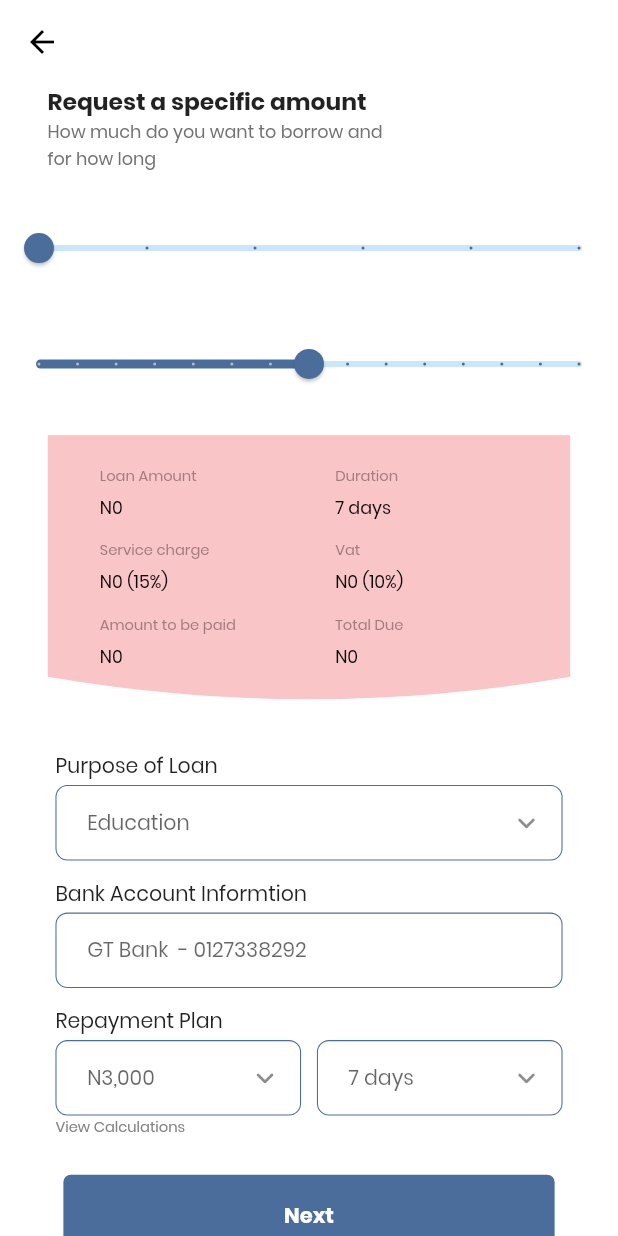
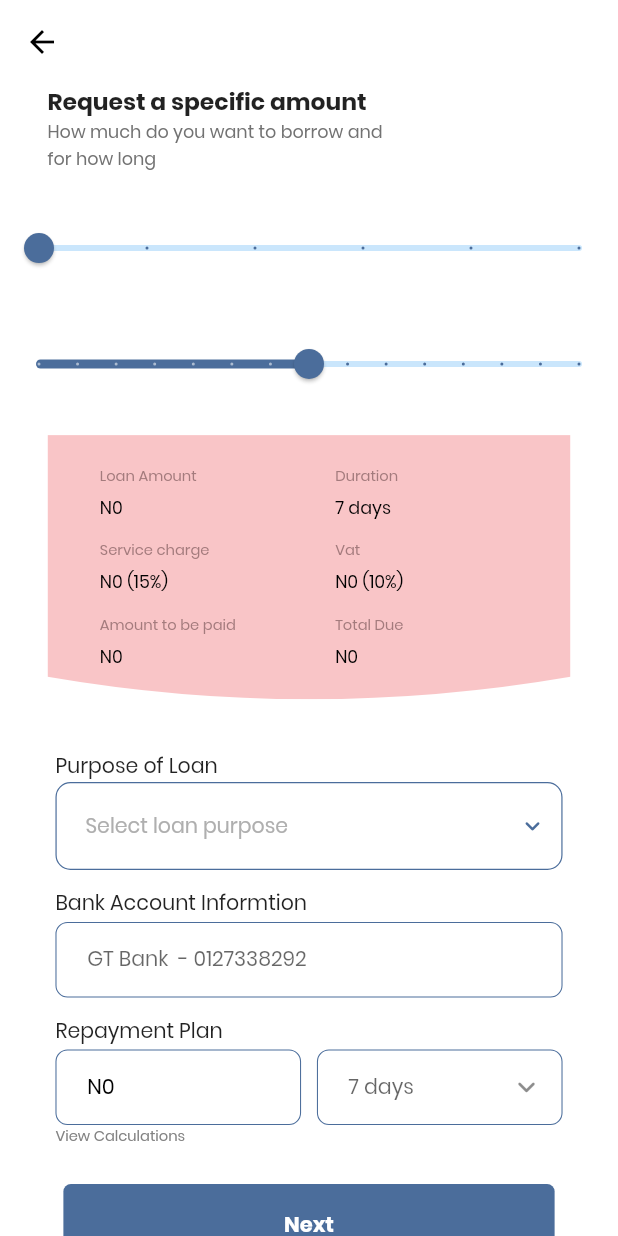
Before and after one commit to devcenterinnovation/MOMO_MobileApp, a Flutter app: the RequestSpecificAmount screen opened directly with empty values, on a phone screen of 412 x 824 dp. Run offline on Flutter 3.47's test engine with Material 2 defaults, Android fonts, the light colour scheme and no system bars; our stand-ins replace file_picker, flutter_screenutil, flutter_svg, flutter_switch, font_awesome_flutter, get and 4 more; missing offline and left inert: country_state_city_picker; project files that could hold a hidden picture were left out.

Commit message:
changes by samuel adeniji

```diff
--- a/lib/views/receive_loan/request_specific_amount.dart
+++ b/lib/views/receive_loan/request_specific_amount.dart
@@ -8,6 +8,7 @@
 import 'package:momo/views/receive_loan/submit_request.dart';
 import 'package:momo/widget.dart';
 import 'package:momo/widgets/custom_clipper.dart';
+import 'package:momo/widgets/dropdown_widget.dart';
 
 class RequestSpecificAmount extends StatefulWidget {
   final double amount;
@@ -19,6 +20,21 @@
 }
 
 class _RequestSpecificAmountState extends State<RequestSpecificAmount> {
+  final List<String> loanPurpose = [
+    'Shopping',
+    'Medical Expenses',
+    'Education',
+    'Travelling',
+    'Marriage',
+    'For Consumption',
+    'For Renting',
+    'For Buying a House'
+  ];
+
+  final _formKey = GlobalKey<FormState>();
+
+  String? selectedValue;
+
   late int _currentValue;
   void initState() {
     _currentValue = widget.amount.toInt();
@@ -46,6 +62,8 @@
         ),
       ),
       body: SingleChildScrollView(
+        child: Form(
+          key: _formKey,
           child: Column(
             crossAxisAlignment: CrossAxisAlignment.start,
             children: [
@@ -103,7 +121,8 @@
                                 child: SizedBox(
                                   width: double.infinity,
                                   child: Column(
-                                  crossAxisAlignment: CrossAxisAlignment.start,
+                                    crossAxisAlignment:
+                                        CrossAxisAlignment.start,
                                     children: [
                                       CustomText(
                                           text: 'Loan Amount',
@@ -125,7 +144,8 @@
                                 child: SizedBox(
                                   width: double.infinity,
                                   child: Column(
-                                  crossAxisAlignment: CrossAxisAlignment.start,
+                                    crossAxisAlignment:
+                                        CrossAxisAlignment.start,
                                     children: [
                                       CustomText(
                                           text: 'Duration',
@@ -153,7 +173,8 @@
                                 child: SizedBox(
                                   width: double.infinity,
                                   child: Column(
-                                  crossAxisAlignment: CrossAxisAlignment.start,
+                                    crossAxisAlignment:
+                                        CrossAxisAlignment.start,
                                     children: [
                                       CustomText(
                                           text: 'Service charge',
@@ -175,7 +196,8 @@
                                 child: SizedBox(
                                   width: double.infinity,
                                   child: Column(
-                                  crossAxisAlignment: CrossAxisAlignment.start,
+                                    crossAxisAlignment:
+                                        CrossAxisAlignment.start,
                                     children: [
                                       CustomText(
                                           text: 'Vat',
@@ -203,7 +225,8 @@
                                 child: SizedBox(
                                   width: double.infinity,
                                   child: Column(
-                                  crossAxisAlignment: CrossAxisAlignment.start,
+                                    crossAxisAlignment:
+                                        CrossAxisAlignment.start,
                                     children: [
                                       CustomText(
                                           text: 'Amount to be paid',
@@ -225,7 +248,8 @@
                                 child: SizedBox(
                                   width: double.infinity,
                                   child: Column(
-                                  crossAxisAlignment: CrossAxisAlignment.start,
+                                    crossAxisAlignment:
+                                        CrossAxisAlignment.start,
                                     children: [
                                       CustomText(
                                           text: 'Total Due',
@@ -261,9 +285,66 @@
                       text: 'Purpose of Loan',
                       fontSize: 14,
                     ),
-                  const InputFormField(
-                    label: 'Education',
-                    suffixIcon: Icon(Icons.keyboard_arrow_down_rounded),
+                    DropdownButtonFormField2(
+                      decoration: InputDecoration(
+                        isDense: true,
+                        contentPadding: EdgeInsets.zero,
+                        border: OutlineInputBorder(
+                          borderRadius: BorderRadius.circular(10),
+                          borderSide: const BorderSide(
+                              color: AppColors.mainColor, width: 0.8),
+                        ),
+                        enabledBorder: OutlineInputBorder(
+                          borderSide: const BorderSide(
+                              color: AppColors.mainColor, width: 0.8),
+                          borderRadius: BorderRadius.circular(10),
+                        ),
+                        focusedBorder: OutlineInputBorder(
+                          borderRadius: BorderRadius.circular(10.0),
+                          borderSide: const BorderSide(
+                              color: AppColors.mainColor, width: 0.8),
+                        ),
+//Add more decoration as you want here
+//Add label If you want but add hint outside the decoration to be aligned in the button perfectly.
+                      ),
+                      isExpanded: true,
+                      scrollbarAlwaysShow: true,
+                      hint: Text(
+                        'Select loan purpose',
+                        style: TextStyle(
+                            fontSize: 14.sp, color: GREY.withOpacity(0.9)),
+                      ),
+                      icon: const Icon(
+                        Icons.keyboard_arrow_down_rounded,
+                        color: AppColors.mainColor,
+                      ),
+                      buttonHeight: 60.h,
+                      buttonPadding: const EdgeInsets.only(left: 20, right: 10),
+                      dropdownDecoration: BoxDecoration(
+                        borderRadius: BorderRadius.circular(15),
+                      ),
+                      items: loanPurpose
+                          .map((item) => DropdownMenuItem<String>(
+                                value: item,
+                                child: Text(
+                                  item,
+                                  style: const TextStyle(
+                                    fontSize: 14,
+                                  ),
+                                ),
+                              ))
+                          .toList(),
+                      validator: (value) {
+                        if (value == null) {
+                          return 'Please select purpose of loan.';
+                        }
+                      },
+                      onChanged: (value) {
+//Do something when changing the item if you want.
+                      },
+                      onSaved: (value) {
+                        selectedValue = value.toString();
+                      },
                     ),
                     SizedBox(height: 12.h),
                     CustomText(
@@ -280,10 +361,11 @@
                     ),
                     Row(
                       children: [
-                      const Expanded(
+                        Expanded(
                           child: InputFormField(
-                          label: 'N3,000',
-                          suffixIcon: Icon(Icons.keyboard_arrow_down_rounded),
+                            hintColor: BLACK,
+                            hintSize: 14.0,
+                            label: 'N${_currentValue.toInt()}',
                           ),
                         ),
                         SizedBox(
@@ -309,12 +391,18 @@
                 padding: EdgeInsets.symmetric(horizontal: 40.w),
                 child: customButton(
                     title: 'Next',
-                  onPressed: () => Get.to(() => const SubmitRequest())),
+                    onPressed: () {
+                      if (_formKey.currentState!.validate()) {
+                        Get.to(() => const SubmitRequest());
+                        _formKey.currentState!.save();
+                      }
+                    }),
               ),
               SizedBox(height: 30.h),
             ],
           ),
         ),
+      ),
     );
   }
 }
```
Lines whose indentation alone changed are shown as unchanged.
